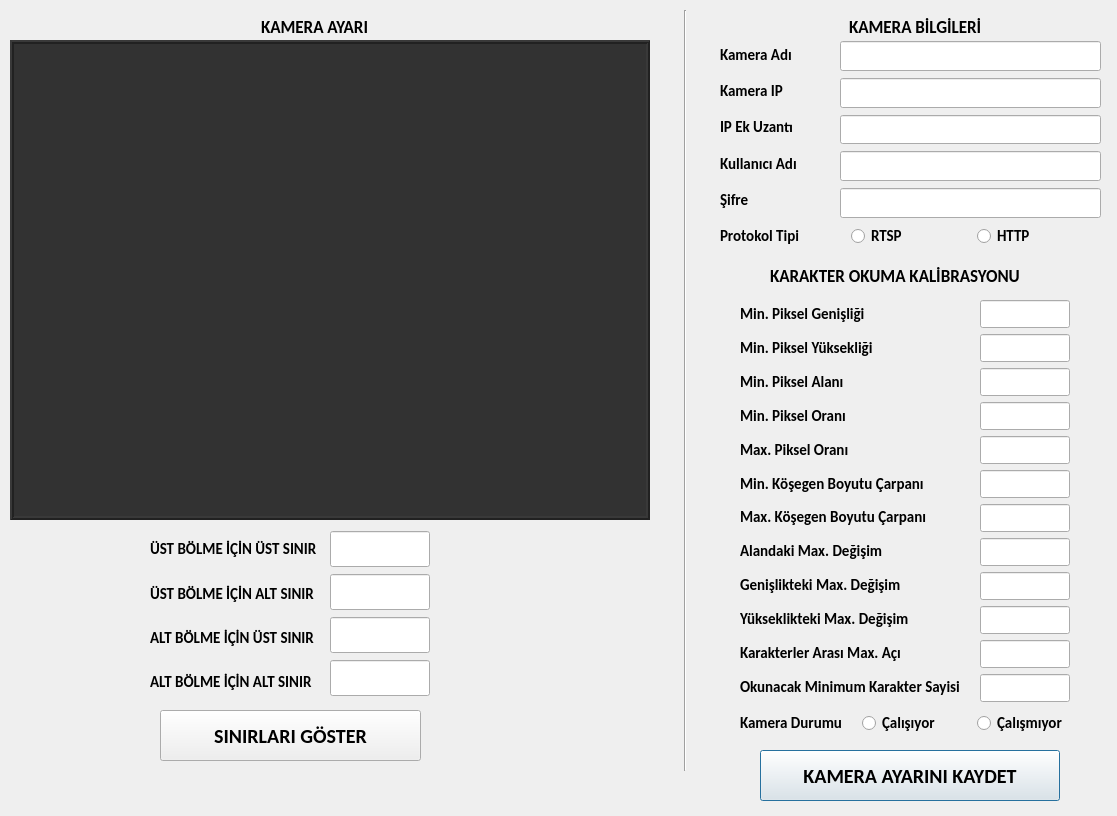
Before: the Qt Designer form Interfaces/UpdateCamera.ui in buraketmen/LicencePlateProject, drawn with Qt 5.
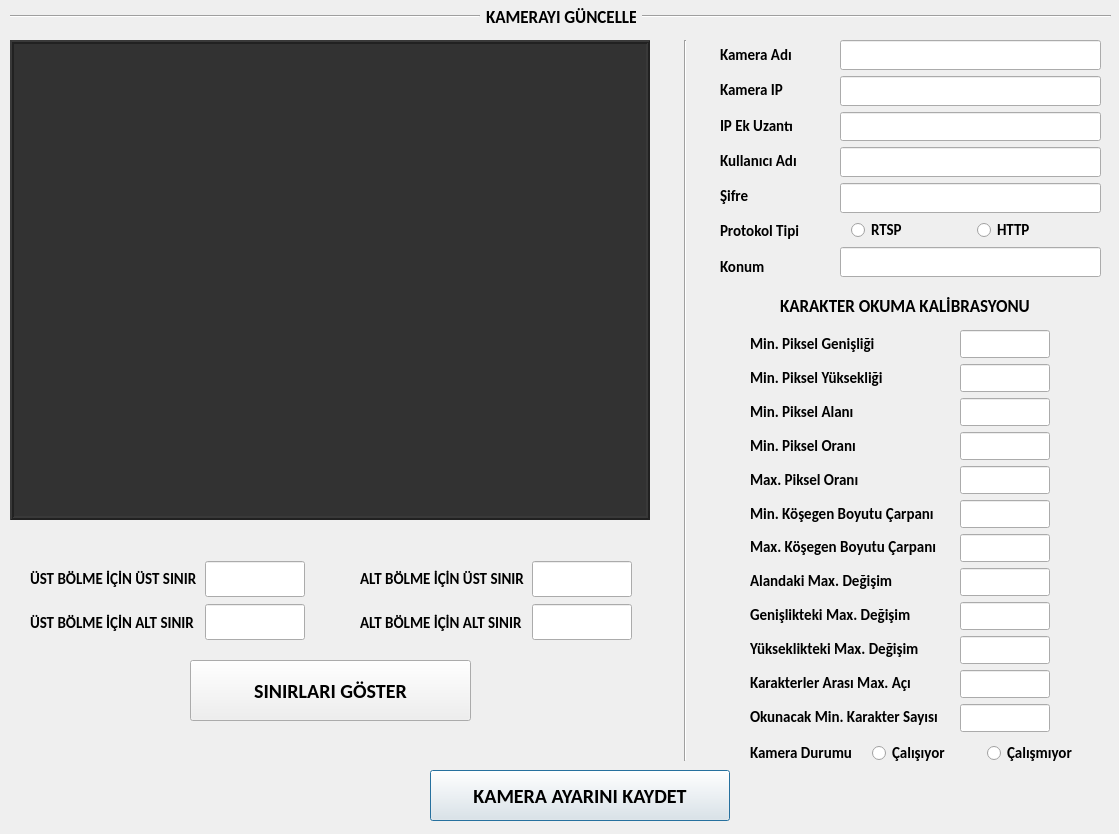
After: the same form once the commit is applied.

Patch:
```diff
--- a/Interfaces/UpdateCamera.ui
+++ b/Interfaces/UpdateCamera.ui
@@ -6,20 +6,20 @@
    <rect>
     <x>0</x>
     <y>0</y>
-    <width>1117</width>
-    <height>816</height>
+    <width>1119</width>
+    <height>834</height>
    </rect>
   </property>
   <property name="minimumSize">
    <size>
-    <width>1117</width>
-    <height>816</height>
+    <width>1119</width>
+    <height>834</height>
    </size>
   </property>
   <property name="maximumSize">
    <size>
-    <width>1117</width>
-    <height>816</height>
+    <width>1119</width>
+    <height>834</height>
    </size>
   </property>
   <property name="windowTitle">
@@ -28,15 +28,15 @@
   <widget class="QPushButton" name="buttonSaveConfiguration">
    <property name="geometry">
     <rect>
-     <x>760</x>
-     <y>750</y>
+     <x>430</x>
+     <y>770</y>
      <width>300</width>
      <height>51</height>
     </rect>
    </property>
    <property name="minimumSize">
     <size>
-     <width>261</width>
+     <width>300</width>
      <height>51</height>
     </size>
    </property>
@@ -62,9 +62,9 @@
    <property name="geometry">
     <rect>
      <x>670</x>
-     <y>10</y>
+     <y>40</y>
      <width>31</width>
-     <height>761</height>
+     <height>721</height>
     </rect>
    </property>
    <property name="font">
@@ -84,7 +84,7 @@
      <x>720</x>
      <y>40</y>
      <width>111</width>
-     <height>211</height>
+     <height>241</height>
     </rect>
    </property>
    <property name="font">
@@ -185,6 +185,21 @@
       </property>
      </widget>
     </item>
+    <item>
+     <widget class="QLabel" name="labelLocation">
+      <property name="font">
+       <font>
+        <family>Calibri</family>
+        <pointsize>11</pointsize>
+        <weight>75</weight>
+        <bold>true</bold>
+       </font>
+      </property>
+      <property name="text">
+       <string>Konum</string>
+      </property>
+     </widget>
+    </item>
    </layout>
   </widget>
   <widget class="QLabel" name="labelCalibrationPhoto">
@@ -236,22 +251,22 @@
   <widget class="QPushButton" name="buttonShowContours">
    <property name="geometry">
     <rect>
-     <x>160</x>
-     <y>710</y>
-     <width>261</width>
-     <height>51</height>
+     <x>190</x>
+     <y>660</y>
+     <width>281</width>
+     <height>61</height>
     </rect>
    </property>
    <property name="minimumSize">
     <size>
-     <width>261</width>
-     <height>51</height>
+     <width>281</width>
+     <height>61</height>
     </size>
    </property>
    <property name="maximumSize">
     <size>
-     <width>261</width>
-     <height>51</height>
+     <width>281</width>
+     <height>61</height>
     </size>
    </property>
    <property name="font">
@@ -272,8 +287,8 @@
   <widget class="QLabel" name="labelCharReadingCalibration">
    <property name="geometry">
     <rect>
-     <x>770</x>
-     <y>260</y>
+     <x>780</x>
+     <y>290</y>
      <width>311</width>
      <height>31</height>
     </rect>
@@ -308,8 +323,8 @@
   <widget class="QWidget" name="layoutWidget_3">
    <property name="geometry">
     <rect>
-     <x>980</x>
-     <y>300</y>
+     <x>960</x>
+     <y>330</y>
      <width>100</width>
      <height>411</height>
     </rect>
@@ -732,9 +747,9 @@
   <widget class="QWidget" name="layoutWidget_4">
    <property name="geometry">
     <rect>
-     <x>740</x>
-     <y>300</y>
-     <width>231</width>
+     <x>750</x>
+     <y>330</y>
+     <width>201</width>
      <height>401</height>
     </rect>
    </property>
@@ -922,225 +937,7 @@
        </font>
       </property>
       <property name="text">
-       <string>Okunacak Minimum Karakter Sayisi</string>
-      </property>
-     </widget>
-    </item>
-   </layout>
-  </widget>
-  <widget class="QWidget" name="layoutWidget">
-   <property name="geometry">
-    <rect>
-     <x>330</x>
-     <y>530</y>
-     <width>102</width>
-     <height>171</height>
-    </rect>
-   </property>
-   <property name="font">
-    <font>
-     <family>Calibri</family>
-     <weight>50</weight>
-     <bold>false</bold>
-    </font>
-   </property>
-   <layout class="QVBoxLayout" name="verticalLayout">
-    <item>
-     <widget class="QLineEdit" name="editTopY1">
-      <property name="minimumSize">
-       <size>
-        <width>100</width>
-        <height>36</height>
-       </size>
-      </property>
-      <property name="maximumSize">
-       <size>
-        <width>100</width>
-        <height>36</height>
-       </size>
-      </property>
-      <property name="font">
-       <font>
-        <family>Calibri</family>
-        <pointsize>12</pointsize>
-        <weight>50</weight>
-        <bold>false</bold>
-       </font>
-      </property>
-      <property name="text">
-       <string/>
-      </property>
-      <property name="clearButtonEnabled">
-       <bool>true</bool>
-      </property>
-     </widget>
-    </item>
-    <item>
-     <widget class="QLineEdit" name="editTopY2">
-      <property name="minimumSize">
-       <size>
-        <width>100</width>
-        <height>36</height>
-       </size>
-      </property>
-      <property name="maximumSize">
-       <size>
-        <width>100</width>
-        <height>36</height>
-       </size>
-      </property>
-      <property name="font">
-       <font>
-        <family>Calibri</family>
-        <pointsize>12</pointsize>
-        <weight>50</weight>
-        <bold>false</bold>
-       </font>
-      </property>
-      <property name="text">
-       <string/>
-      </property>
-      <property name="clearButtonEnabled">
-       <bool>true</bool>
-      </property>
-     </widget>
-    </item>
-    <item>
-     <widget class="QLineEdit" name="editBottomY1">
-      <property name="minimumSize">
-       <size>
-        <width>100</width>
-        <height>36</height>
-       </size>
-      </property>
-      <property name="maximumSize">
-       <size>
-        <width>100</width>
-        <height>36</height>
-       </size>
-      </property>
-      <property name="font">
-       <font>
-        <family>Calibri</family>
-        <pointsize>12</pointsize>
-        <weight>50</weight>
-        <bold>false</bold>
-       </font>
-      </property>
-      <property name="text">
-       <string/>
-      </property>
-      <property name="clearButtonEnabled">
-       <bool>true</bool>
-      </property>
-     </widget>
-    </item>
-    <item>
-     <widget class="QLineEdit" name="editBottomY2">
-      <property name="minimumSize">
-       <size>
-        <width>100</width>
-        <height>36</height>
-       </size>
-      </property>
-      <property name="maximumSize">
-       <size>
-        <width>100</width>
-        <height>36</height>
-       </size>
-      </property>
-      <property name="font">
-       <font>
-        <family>Calibri</family>
-        <pointsize>12</pointsize>
-        <weight>50</weight>
-        <bold>false</bold>
-       </font>
-      </property>
-      <property name="text">
-       <string/>
-      </property>
-      <property name="clearButtonEnabled">
-       <bool>true</bool>
-      </property>
-     </widget>
-    </item>
-   </layout>
-  </widget>
-  <widget class="QWidget" name="layoutWidget">
-   <property name="geometry">
-    <rect>
-     <x>150</x>
-     <y>530</y>
-     <width>171</width>
-     <height>171</height>
-    </rect>
-   </property>
-   <property name="font">
-    <font>
-     <family>Calibri</family>
-     <weight>50</weight>
-     <bold>false</bold>
-    </font>
-   </property>
-   <layout class="QVBoxLayout" name="verticalLayout_3">
-    <item>
-     <widget class="QLabel" name="labelTopY1">
-      <property name="font">
-       <font>
-        <family>Calibri</family>
-        <pointsize>11</pointsize>
-        <weight>75</weight>
-        <bold>true</bold>
-       </font>
-      </property>
-      <property name="text">
-       <string>ÜST BÖLME İÇİN ÜST SINIR</string>
-      </property>
-     </widget>
-    </item>
-    <item>
-     <widget class="QLabel" name="labelTopY2">
-      <property name="font">
-       <font>
-        <family>Calibri</family>
-        <pointsize>11</pointsize>
-        <weight>75</weight>
-        <bold>true</bold>
-       </font>
-      </property>
-      <property name="text">
-       <string>ÜST BÖLME İÇİN ALT SINIR</string>
-      </property>
-     </widget>
-    </item>
-    <item>
-     <widget class="QLabel" name="labelBottomY1">
-      <property name="font">
-       <font>
-        <family>Calibri</family>
-        <pointsize>11</pointsize>
-        <weight>75</weight>
-        <bold>true</bold>
-       </font>
-      </property>
-      <property name="text">
-       <string>ALT BÖLME İÇİN ÜST SINIR</string>
-      </property>
-     </widget>
-    </item>
-    <item>
-     <widget class="QLabel" name="labelBottomY2">
-      <property name="font">
-       <font>
-        <family>Calibri</family>
-        <pointsize>11</pointsize>
-        <weight>75</weight>
-        <bold>true</bold>
-       </font>
-      </property>
-      <property name="text">
-       <string>ALT BÖLME İÇİN ALT SINIR</string>
+       <string>Okunacak Min. Karakter Sayısı</string>
       </property>
      </widget>
     </item>
@@ -1152,7 +949,7 @@
      <x>840</x>
      <y>40</y>
      <width>263</width>
-     <height>211</height>
+     <height>241</height>
     </rect>
    </property>
    <property name="font">
@@ -1386,76 +1183,37 @@
       </item>
      </layout>
     </item>
-   </layout>
-  </widget>
-  <widget class="QWidget" name="layoutWidget">
-   <property name="geometry">
-    <rect>
-     <x>-180</x>
-     <y>10</y>
-     <width>1641</width>
-     <height>33</height>
-    </rect>
-   </property>
-   <layout class="QHBoxLayout" name="horizontalLayout">
     <item>
-     <widget class="QLabel" name="labelCameraOptions">
+     <widget class="QLineEdit" name="editLocation">
       <property name="minimumSize">
        <size>
-        <width>141</width>
-        <height>31</height>
+        <width>261</width>
+        <height>30</height>
        </size>
       </property>
       <property name="maximumSize">
        <size>
-        <width>141</width>
-        <height>31</height>
+        <width>261</width>
+        <height>30</height>
        </size>
       </property>
       <property name="font">
        <font>
         <family>Calibri</family>
-        <pointsize>13</pointsize>
-        <weight>75</weight>
-        <bold>true</bold>
-        <underline>false</underline>
-        <strikeout>false</strikeout>
-        <kerning>true</kerning>
+        <pointsize>12</pointsize>
+        <weight>50</weight>
+        <bold>false</bold>
        </font>
       </property>
-      <property name="text">
-       <string>KAMERA AYARI</string>
+      <property name="toolTipDuration">
+       <number>9999</number>
       </property>
-     </widget>
-    </item>
-    <item>
-     <widget class="QLabel" name="labelCameraInfo">
-      <property name="minimumSize">
-       <size>
-        <width>141</width>
-        <height>31</height>
-       </size>
-      </property>
-      <property name="maximumSize">
-       <size>
-        <width>171</width>
-        <height>31</height>
-       </size>
-      </property>
-      <property name="font">
-       <font>
-        <family>Calibri</family>
-        <pointsize>13</pointsize>
-        <weight>75</weight>
-        <bold>true</bold>
-        <underline>false</underline>
-        <strikeout>false</strikeout>
-        <kerning>true</kerning>
-       </font>
-      </property>
       <property name="text">
-       <string>KAMERA BİLGİLERİ</string>
+       <string/>
       </property>
+      <property name="clearButtonEnabled">
+       <bool>true</bool>
+      </property>
      </widget>
     </item>
    </layout>
@@ -1463,8 +1221,8 @@
   <widget class="QWidget" name="layoutWidget">
    <property name="geometry">
     <rect>
-     <x>740</x>
-     <y>710</y>
+     <x>750</x>
+     <y>740</y>
      <width>351</width>
      <height>26</height>
     </rect>
@@ -1551,6 +1309,282 @@
     </item>
    </layout>
   </widget>
+  <widget class="QWidget" name="">
+   <property name="geometry">
+    <rect>
+     <x>360</x>
+     <y>560</y>
+     <width>272</width>
+     <height>82</height>
+    </rect>
+   </property>
+   <layout class="QHBoxLayout" name="horizontalLayout_8">
+    <item>
+     <layout class="QVBoxLayout" name="verticalLayout_11">
+      <item>
+       <widget class="QLabel" name="labelBottomY1">
+        <property name="font">
+         <font>
+          <family>Calibri</family>
+          <pointsize>11</pointsize>
+          <weight>75</weight>
+          <bold>true</bold>
+         </font>
+        </property>
+        <property name="text">
+         <string>ALT BÖLME İÇİN ÜST SINIR</string>
+        </property>
+       </widget>
+      </item>
+      <item>
+       <widget class="QLabel" name="labelBottomY2">
+        <property name="font">
+         <font>
+          <family>Calibri</family>
+          <pointsize>11</pointsize>
+          <weight>75</weight>
+          <bold>true</bold>
+         </font>
+        </property>
+        <property name="text">
+         <string>ALT BÖLME İÇİN ALT SINIR</string>
+        </property>
+       </widget>
+      </item>
+     </layout>
+    </item>
+    <item>
+     <layout class="QVBoxLayout" name="verticalLayout_12">
+      <item>
+       <widget class="QLineEdit" name="editBottomY1">
+        <property name="minimumSize">
+         <size>
+          <width>100</width>
+          <height>36</height>
+         </size>
+        </property>
+        <property name="maximumSize">
+         <size>
+          <width>100</width>
+          <height>36</height>
+         </size>
+        </property>
+        <property name="font">
+         <font>
+          <family>Calibri</family>
+          <pointsize>12</pointsize>
+          <weight>50</weight>
+          <bold>false</bold>
+         </font>
+        </property>
+        <property name="text">
+         <string/>
+        </property>
+        <property name="clearButtonEnabled">
+         <bool>true</bool>
+        </property>
+       </widget>
+      </item>
+      <item>
+       <widget class="QLineEdit" name="editBottomY2">
+        <property name="minimumSize">
+         <size>
+          <width>100</width>
+          <height>36</height>
+         </size>
+        </property>
+        <property name="maximumSize">
+         <size>
+          <width>100</width>
+          <height>36</height>
+         </size>
+        </property>
+        <property name="font">
+         <font>
+          <family>Calibri</family>
+          <pointsize>12</pointsize>
+          <weight>50</weight>
+          <bold>false</bold>
+         </font>
+        </property>
+        <property name="text">
+         <string/>
+        </property>
+        <property name="clearButtonEnabled">
+         <bool>true</bool>
+        </property>
+       </widget>
+      </item>
+     </layout>
+    </item>
+   </layout>
+  </widget>
+  <widget class="QWidget" name="">
+   <property name="geometry">
+    <rect>
+     <x>30</x>
+     <y>560</y>
+     <width>275</width>
+     <height>82</height>
+    </rect>
+   </property>
+   <layout class="QHBoxLayout" name="horizontalLayout_9">
+    <item>
+     <layout class="QVBoxLayout" name="verticalLayout_3">
+      <item>
+       <widget class="QLabel" name="labelTopY1">
+        <property name="font">
+         <font>
+          <family>Calibri</family>
+          <pointsize>11</pointsize>
+          <weight>75</weight>
+          <bold>true</bold>
+         </font>
+        </property>
+        <property name="text">
+         <string>ÜST BÖLME İÇİN ÜST SINIR</string>
+        </property>
+       </widget>
+      </item>
+      <item>
+       <widget class="QLabel" name="labelTopY2">
+        <property name="font">
+         <font>
+          <family>Calibri</family>
+          <pointsize>11</pointsize>
+          <weight>75</weight>
+          <bold>true</bold>
+         </font>
+        </property>
+        <property name="text">
+         <string>ÜST BÖLME İÇİN ALT SINIR</string>
+        </property>
+       </widget>
+      </item>
+     </layout>
+    </item>
+    <item>
+     <layout class="QVBoxLayout" name="verticalLayout">
+      <item>
+       <widget class="QLineEdit" name="editTopY1">
+        <property name="minimumSize">
+         <size>
+          <width>100</width>
+          <height>36</height>
+         </size>
+        </property>
+        <property name="maximumSize">
+         <size>
+          <width>100</width>
+          <height>36</height>
+         </size>
+        </property>
+        <property name="font">
+         <font>
+          <family>Calibri</family>
+          <pointsize>12</pointsize>
+          <weight>50</weight>
+          <bold>false</bold>
+         </font>
+        </property>
+        <property name="text">
+         <string/>
+        </property>
+        <property name="clearButtonEnabled">
+         <bool>true</bool>
+        </property>
+       </widget>
+      </item>
+      <item>
+       <widget class="QLineEdit" name="editTopY2">
+        <property name="minimumSize">
+         <size>
+          <width>100</width>
+          <height>36</height>
+         </size>
+        </property>
+        <property name="maximumSize">
+         <size>
+          <width>100</width>
+          <height>36</height>
+         </size>
+        </property>
+        <property name="font">
+         <font>
+          <family>Calibri</family>
+          <pointsize>12</pointsize>
+          <weight>50</weight>
+          <bold>false</bold>
+         </font>
+        </property>
+        <property name="text">
+         <string/>
+        </property>
+        <property name="clearButtonEnabled">
+         <bool>true</bool>
+        </property>
+       </widget>
+      </item>
+     </layout>
+    </item>
+   </layout>
+  </widget>
+  <widget class="QWidget" name="">
+   <property name="geometry">
+    <rect>
+     <x>10</x>
+     <y>0</y>
+     <width>1101</width>
+     <height>33</height>
+    </rect>
+   </property>
+   <layout class="QHBoxLayout" name="horizontalLayout">
+    <item>
+     <widget class="Line" name="line">
+      <property name="orientation">
+       <enum>Qt::Horizontal</enum>
+      </property>
+     </widget>
+    </item>
+    <item>
+     <widget class="QLabel" name="labelCameraInfo">
+      <property name="minimumSize">
+       <size>
+        <width>150</width>
+        <height>31</height>
+       </size>
+      </property>
+      <property name="maximumSize">
+       <size>
+        <width>150</width>
+        <height>31</height>
+       </size>
+      </property>
+      <property name="font">
+       <font>
+        <family>Calibri</family>
+        <pointsize>13</pointsize>
+        <weight>75</weight>
+        <bold>true</bold>
+        <underline>false</underline>
+        <strikeout>false</strikeout>
+        <kerning>true</kerning>
+       </font>
+      </property>
+      <property name="text">
+       <string>KAMERAYI GÜNCELLE</string>
+      </property>
+     </widget>
+    </item>
+    <item>
+     <widget class="Line" name="line_2">
+      <property name="orientation">
+       <enum>Qt::Horizontal</enum>
+      </property>
+     </widget>
+    </item>
+   </layout>
+  </widget>
  </widget>
  <resources/>
  <connections/>
```
